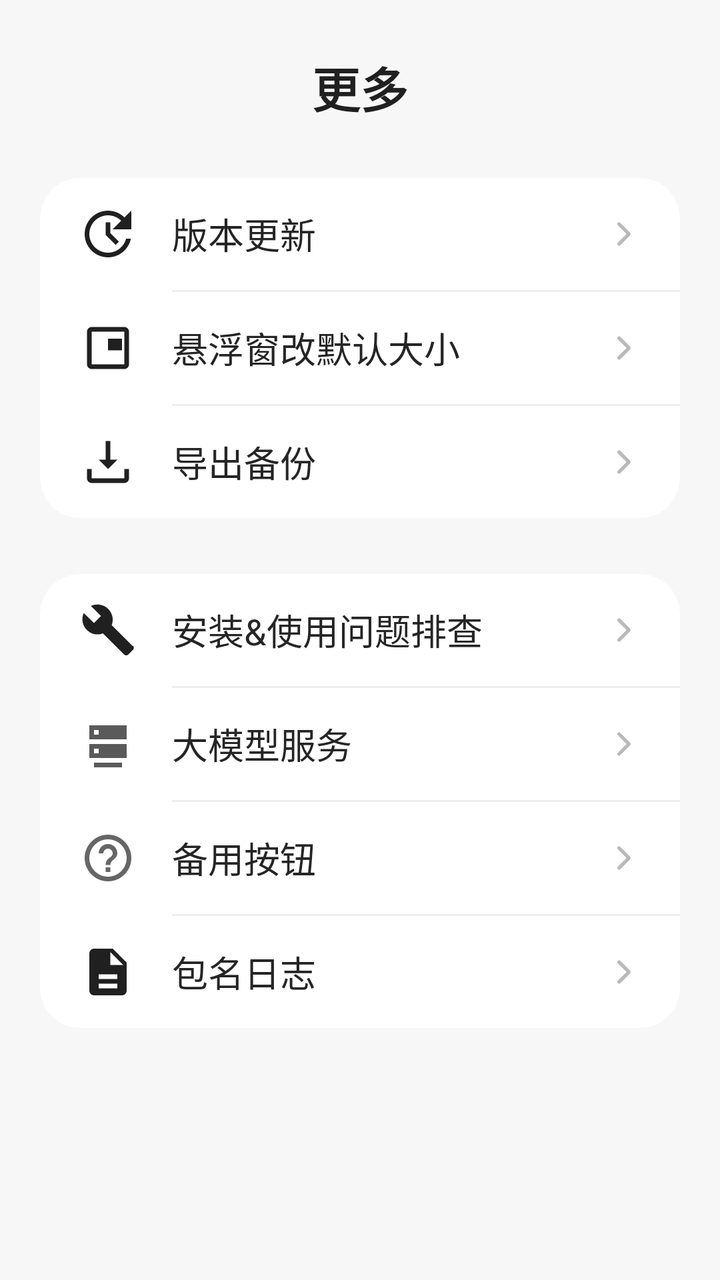
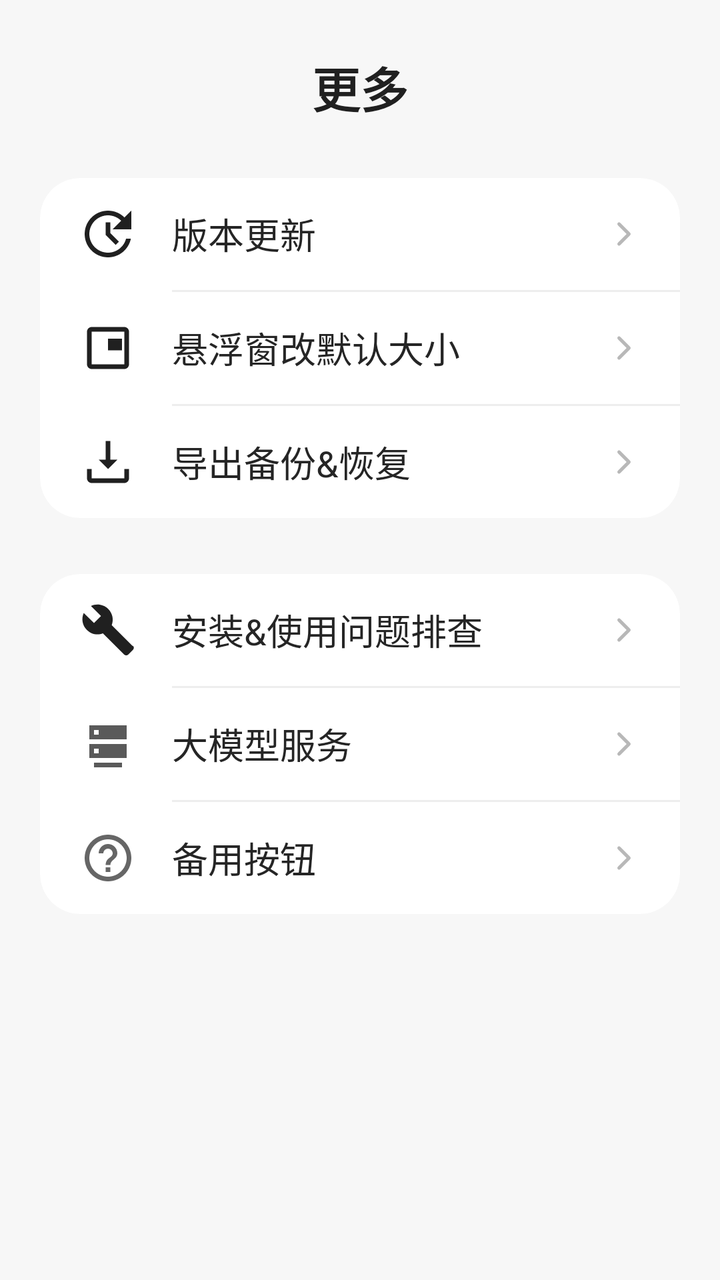

Screens rendered from an Android XML layout before and after an edit, with the pre-edit source and the edit as a unified diff.
<!-- AndroidManifest.xml: application theme Theme.Basic -->
<!-- res/layout/fragment_settings.xml -->
<?xml version="1.0" encoding="utf-8"?>
<ScrollView xmlns:android="http://schemas.android.com/apk/res/android"
    xmlns:app="http://schemas.android.com/apk/res-auto"
    android:layout_width="match_parent"
    android:layout_height="match_parent"
    android:background="#F7F7F7"
    android:clipToPadding="false"
    android:fillViewport="true"
    android:overScrollMode="never">

    <LinearLayout
        android:layout_width="match_parent"
        android:layout_height="wrap_content"
        android:orientation="vertical"
        android:paddingStart="20dp"
        android:paddingTop="26dp"
        android:paddingEnd="20dp"
        android:paddingBottom="32dp">

        <TextView
            android:layout_width="match_parent"
            android:layout_height="wrap_content"
            android:layout_marginBottom="28dp"
            android:gravity="center"
            android:text="@string/more_menu_title"
            android:textColor="#202020"
            android:textSize="24sp"
            android:textStyle="bold" />

        <androidx.cardview.widget.CardView
            android:layout_width="match_parent"
            android:layout_height="wrap_content"
            app:cardBackgroundColor="#FFFFFF"
            app:cardCornerRadius="20dp"
            app:cardElevation="0dp"
            app:cardPreventCornerOverlap="true">

            <LinearLayout
                android:layout_width="match_parent"
                android:layout_height="wrap_content"
                android:orientation="vertical">

                <LinearLayout
                    android:id="@+id/row_version_update"
                    android:layout_width="match_parent"
                    android:layout_height="56dp"
                    android:background="?attr/selectableItemBackground"
                    android:clickable="true"
                    android:focusable="true"
                    android:gravity="center_vertical"
                    android:orientation="horizontal"
                    android:paddingStart="20dp"
                    android:paddingEnd="18dp">

                    <ImageView
                        android:layout_width="28dp"
                        android:layout_height="28dp"
                        android:contentDescription="@null"
                        android:src="@drawable/ic_menu_update" />

                    <LinearLayout
                        android:layout_width="wrap_content"
                        android:layout_height="wrap_content"
                        android:layout_marginStart="18dp"
                        android:gravity="center_vertical"
                        android:orientation="horizontal">

                        <TextView
                            android:layout_width="wrap_content"
                            android:layout_height="wrap_content"
                            android:text="@string/version_update"
                            android:textColor="#252525"
                            android:textSize="18sp" />

                        <TextView
                            android:id="@+id/iv_version_update_red_dot"
                            android:layout_width="16dp"
                            android:layout_height="16dp"
                            android:layout_marginStart="5dp"
                            android:background="@drawable/red_badge_with_1"
                            android:gravity="center"
                            android:includeFontPadding="false"
                            android:text="@string/update_badge_count"
                            android:textColor="#FFFFFF"
                            android:textSize="11sp"
                            android:textStyle="bold"
                            android:visibility="gone" />

                    </LinearLayout>

                    <Space
                        android:layout_width="0dp"
                        android:layout_height="1dp"
                        android:layout_weight="1" />

                    <ImageView
                        android:layout_width="20dp"
                        android:layout_height="20dp"
                        android:contentDescription="@null"
                        android:src="@drawable/ic_menu_chevron" />

                </LinearLayout>

                <View
                    android:layout_width="match_parent"
                    android:layout_height="1dp"
                    android:layout_marginStart="66dp"
                    android:background="#EEEEEE" />

                <LinearLayout
                    android:id="@+id/row_floating_settings"
                    android:layout_width="match_parent"
                    android:layout_height="56dp"
                    android:background="?attr/selectableItemBackground"
                    android:clickable="true"
                    android:focusable="true"
                    android:gravity="center_vertical"
                    android:orientation="horizontal"
                    android:paddingStart="20dp"
                    android:paddingEnd="18dp">

                    <ImageView
                        android:layout_width="28dp"
                        android:layout_height="28dp"
                        android:contentDescription="@null"
                        android:src="@drawable/ic_menu_floating" />

                    <TextView
                        android:layout_width="0dp"
                        android:layout_height="wrap_content"
                        android:layout_marginStart="18dp"
                        android:layout_weight="1"
                        android:text="@string/floating_window_settings"
                        android:textColor="#252525"
                        android:textSize="18sp" />

                    <ImageView
                        android:layout_width="20dp"
                        android:layout_height="20dp"
                        android:contentDescription="@null"
                        android:src="@drawable/ic_menu_chevron" />

                </LinearLayout>

                <View
                    android:layout_width="match_parent"
                    android:layout_height="1dp"
                    android:layout_marginStart="66dp"
                    android:background="#EEEEEE" />

                <LinearLayout
                    android:id="@+id/row_export_backup"
                    android:layout_width="match_parent"
                    android:layout_height="56dp"
                    android:background="?attr/selectableItemBackground"
                    android:clickable="true"
                    android:focusable="true"
                    android:gravity="center_vertical"
                    android:orientation="horizontal"
                    android:paddingStart="20dp"
                    android:paddingEnd="18dp">

                    <ImageView
                        android:layout_width="28dp"
                        android:layout_height="28dp"
                        android:contentDescription="@null"
                        android:src="@drawable/ic_menu_export" />

                    <TextView
                        android:layout_width="0dp"
                        android:layout_height="wrap_content"
                        android:layout_marginStart="18dp"
                        android:layout_weight="1"
                        android:text="@string/export_backup"
                        android:textColor="#252525"
                        android:textSize="18sp" />

                    <ImageView
                        android:layout_width="20dp"
                        android:layout_height="20dp"
                        android:contentDescription="@null"
                        android:src="@drawable/ic_menu_chevron" />

                </LinearLayout>

            </LinearLayout>

        </androidx.cardview.widget.CardView>

        <androidx.cardview.widget.CardView
            android:layout_width="match_parent"
            android:layout_height="wrap_content"
            android:layout_marginTop="28dp"
            app:cardBackgroundColor="#FFFFFF"
            app:cardCornerRadius="20dp"
            app:cardElevation="0dp"
            app:cardPreventCornerOverlap="true">

            <LinearLayout
                android:layout_width="match_parent"
                android:layout_height="wrap_content"
                android:orientation="vertical">

                <LinearLayout
                    android:id="@+id/row_install_troubleshooting"
                    android:layout_width="match_parent"
                    android:layout_height="56dp"
                    android:background="?attr/selectableItemBackground"
                    android:clickable="true"
                    android:focusable="true"
                    android:gravity="center_vertical"
                    android:orientation="horizontal"
                    android:paddingStart="20dp"
                    android:paddingEnd="18dp">

                    <ImageView
                        android:layout_width="28dp"
                        android:layout_height="28dp"
                        android:contentDescription="@null"
                        android:src="@drawable/ic_menu_wrench" />

                    <TextView
                        android:layout_width="0dp"
                        android:layout_height="wrap_content"
                        android:layout_marginStart="18dp"
                        android:layout_weight="1"
                        android:text="@string/install_troubleshooting"
                        android:textColor="#252525"
                        android:textSize="18sp" />

                    <ImageView
                        android:layout_width="20dp"
                        android:layout_height="20dp"
                        android:contentDescription="@null"
                        android:src="@drawable/ic_menu_chevron" />

                </LinearLayout>

                <View
                    android:layout_width="match_parent"
                    android:layout_height="1dp"
                    android:layout_marginStart="66dp"
                    android:background="#EEEEEE" />

                <LinearLayout
                    android:id="@+id/row_reminder_provider"
                    android:layout_width="match_parent"
                    android:layout_height="56dp"
                    android:background="?attr/selectableItemBackground"
                    android:clickable="true"
                    android:focusable="true"
                    android:gravity="center_vertical"
                    android:orientation="horizontal"
                    android:paddingStart="20dp"
                    android:paddingEnd="18dp">

                    <ImageView
                        android:layout_width="28dp"
                        android:layout_height="28dp"
                        android:contentDescription="@null"
                        android:src="@drawable/ic_menu_ai_service" />

                    <TextView
                        android:layout_width="0dp"
                        android:layout_height="wrap_content"
                        android:layout_marginStart="18dp"
                        android:layout_weight="1"
                        android:text="@string/reminder_provider_settings"
                        android:textColor="#252525"
                        android:textSize="18sp" />

                    <ImageView
                        android:layout_width="20dp"
                        android:layout_height="20dp"
                        android:contentDescription="@null"
                        android:src="@drawable/ic_menu_chevron" />

                </LinearLayout>

                <View
                    android:id="@+id/divider_reminder_provider"
                    android:layout_width="match_parent"
                    android:layout_height="1dp"
                    android:layout_marginStart="66dp"
                    android:background="#EEEEEE" />

                <LinearLayout
                    android:id="@+id/row_special_details"
                    android:layout_width="match_parent"
                    android:layout_height="56dp"
                    android:background="?attr/selectableItemBackground"
                    android:clickable="true"
                    android:focusable="true"
                    android:gravity="center_vertical"
                    android:orientation="horizontal"
                    android:paddingStart="20dp"
                    android:paddingEnd="18dp">

                    <ImageView
                        android:layout_width="28dp"
                        android:layout_height="28dp"
                        android:contentDescription="@null"
                        android:src="@drawable/ic_menu_help" />

                    <TextView
                        android:layout_width="0dp"
                        android:layout_height="wrap_content"
                        android:layout_marginStart="18dp"
                        android:layout_weight="1"
                        android:text="@string/special_details"
                        android:textColor="#252525"
                        android:textSize="18sp" />

                    <ImageView
                        android:layout_width="20dp"
                        android:layout_height="20dp"
                        android:contentDescription="@null"
                        android:src="@drawable/ic_menu_chevron" />

                </LinearLayout>

                <View
                    android:layout_width="match_parent"
                    android:layout_height="1dp"
                    android:layout_marginStart="66dp"
                    android:background="#EEEEEE" />

                <LinearLayout
                    android:id="@+id/row_package_log"
                    android:layout_width="match_parent"
                    android:layout_height="56dp"
                    android:background="?attr/selectableItemBackground"
                    android:clickable="true"
                    android:focusable="true"
                    android:gravity="center_vertical"
                    android:orientation="horizontal"
                    android:paddingStart="20dp"
                    android:paddingEnd="18dp">

                    <ImageView
                        android:layout_width="28dp"
                        android:layout_height="28dp"
                        android:contentDescription="@null"
                        android:src="@drawable/ic_menu_log" />

                    <TextView
                        android:layout_width="0dp"
                        android:layout_height="wrap_content"
                        android:layout_marginStart="18dp"
                        android:layout_weight="1"
                        android:text="@string/package_name_log"
                        android:textColor="#252525"
                        android:textSize="18sp" />

                    <ImageView
                        android:layout_width="20dp"
                        android:layout_height="20dp"
                        android:contentDescription="@null"
                        android:src="@drawable/ic_menu_chevron" />

                </LinearLayout>

            </LinearLayout>

        </androidx.cardview.widget.CardView>

    </LinearLayout>

</ScrollView>
<!-- resources referenced by this layout -->
<resources>
  <!-- drawable ic_menu_ai_service (drawable) -->
  <?xml version="1.0" encoding="utf-8"?>
  <vector xmlns:android="http://schemas.android.com/apk/res/android"
      android:width="28dp"
      android:height="28dp"
      android:viewportWidth="24"
      android:viewportHeight="24">
      <path
          android:fillColor="#5A5A5A"
          android:pathData="M4,4h16v6H4zM6,6v2h2V6zM4,12h16v6H4zM6,14v2h2v-2zM6,20h12v2H6z" />
  </vector>
  <!-- drawable ic_menu_chevron (drawable) -->
  <vector xmlns:android="http://schemas.android.com/apk/res/android"
      android:width="24dp"
      android:height="24dp"
      android:viewportWidth="24"
      android:viewportHeight="24">
      <path
          android:fillColor="@android:color/transparent"
          android:pathData="M9,6 L15,12 L9,18"
          android:strokeColor="#B8B8B8"
          android:strokeLineCap="round"
          android:strokeLineJoin="round"
          android:strokeWidth="2" />
  </vector>
  <!-- drawable ic_menu_export (drawable) -->
  <vector xmlns:android="http://schemas.android.com/apk/res/android"
      android:width="24dp"
      android:height="24dp"
      android:viewportWidth="24"
      android:viewportHeight="24">
      <path
          android:fillColor="#202020"
          android:pathData="M13,3h-2v8H8l4,4 4,-4h-3V3zM19,15v4H5v-4H3v4c0,1.1 0.9,2 2,2h14c1.1,0 2,-0.9 2,-2v-4h-2z" />
  </vector>
  <!-- drawable ic_menu_floating (drawable) -->
  <vector xmlns:android="http://schemas.android.com/apk/res/android"
      android:width="24dp"
      android:height="24dp"
      android:viewportWidth="24"
      android:viewportHeight="24">
      <path
          android:fillColor="#202020"
          android:pathData="M19,3H5c-1.1,0 -2,0.9 -2,2v14c0,1.1 0.9,2 2,2h14c1.1,0 2,-0.9 2,-2V5c0,-1.1 -0.9,-2 -2,-2zM19,19H5V5h14v14zM18,8h-6v5h6V8z" />
  </vector>
  <!-- drawable ic_menu_log (drawable) -->
  <vector xmlns:android="http://schemas.android.com/apk/res/android"
      android:width="24dp"
      android:height="24dp"
      android:viewportWidth="24"
      android:viewportHeight="24">
      <path
          android:fillColor="#202020"
          android:pathData="M14,2H6c-1.1,0 -2,0.9 -2,2v16c0,1.1 0.9,2 2,2h12c1.1,0 2,-0.9 2,-2V8l-6,-6zM13,9V3.5L18.5,9H13zM8,13h8v2H8v-2zM8,17h8v2H8v-2z" />
  </vector>
  <!-- drawable ic_menu_wrench (drawable) -->
  <vector xmlns:android="http://schemas.android.com/apk/res/android"
      android:width="24dp"
      android:height="24dp"
      android:viewportWidth="24"
      android:viewportHeight="24">
      <path
          android:fillColor="#202020"
          android:pathData="M22.7,19l-9.1,-9.1c0.9,-2.3 0.4,-5 -1.5,-6.9c-2,-2 -5,-2.4 -7.4,-1.3l4.3,4.3l-3,3l-4.4,-4.3c-1.1,2.4 -0.6,5.3 1.3,7.2c1.9,1.9 4.6,2.5 6.9,1.5l9.1,9.1c0.5,0.5 1.3,0.5 1.8,0l2,-2c0.5,-0.5 0.5,-1.3 0,-1.8z" />
  </vector>
  <!-- drawable red_badge_with_1 (drawable) -->
  <?xml version="1.0" encoding="utf-8"?>
  <shape xmlns:android="http://schemas.android.com/apk/res/android"
      android:shape="oval">
      <solid android:color="#F44336" />
      <size
          android:width="16dp"
          android:height="16dp" />
  </shape>
  <string name="export_backup">导出备份</string>
  <string name="floating_window_settings">悬浮窗改默认大小</string>
  <string name="install_troubleshooting">安装&amp;使用问题排查</string>
  <string name="more_menu_title">更多</string>
  <string name="package_name_log">包名日志</string>
  <string name="reminder_provider_settings">大模型服务</string>
  <string name="special_details">备用按钮</string>
  <string name="update_badge_count" translatable="false">1</string>
  <string name="version_update">版本更新</string>
  <style name="Theme.Basic" parent="Base.Theme.Basic" />
  <style name="Base.Theme.Basic" parent="Theme.Material3.DayNight.NoActionBar">
          
          
      </style>
  <!-- unchanged entries left out for length: 2 -->
</resources>

<!-- the commit's change to res/layout/fragment_settings.xml (unified diff, before → after) -->
@@ -319,47 +319,6 @@
 
                 </LinearLayout>
 
-                <View
-                    android:layout_width="match_parent"
-                    android:layout_height="1dp"
-                    android:layout_marginStart="66dp"
-                    android:background="#EEEEEE" />
-
-                <LinearLayout
-                    android:id="@+id/row_package_log"
-                    android:layout_width="match_parent"
-                    android:layout_height="56dp"
-                    android:background="?attr/selectableItemBackground"
-                    android:clickable="true"
-                    android:focusable="true"
-                    android:gravity="center_vertical"
-                    android:orientation="horizontal"
-                    android:paddingStart="20dp"
-                    android:paddingEnd="18dp">
-
-                    <ImageView
-                        android:layout_width="28dp"
-                        android:layout_height="28dp"
-                        android:contentDescription="@null"
-                        android:src="@drawable/ic_menu_log" />
-
-                    <TextView
-                        android:layout_width="0dp"
-                        android:layout_height="wrap_content"
-                        android:layout_marginStart="18dp"
-                        android:layout_weight="1"
-                        android:text="@string/package_name_log"
-                        android:textColor="#252525"
-                        android:textSize="18sp" />
-
-                    <ImageView
-                        android:layout_width="20dp"
-                        android:layout_height="20dp"
-                        android:contentDescription="@null"
-                        android:src="@drawable/ic_menu_chevron" />
-
-                </LinearLayout>
-
             </LinearLayout>
 
         </androidx.cardview.widget.CardView>
<!-- resource entries referenced after the edit -->
@@ -45,16 +45,6 @@
           android:fillColor="#202020"
           android:pathData="M19,3H5c-1.1,0 -2,0.9 -2,2v14c0,1.1 0.9,2 2,2h14c1.1,0 2,-0.9 2,-2V5c0,-1.1 -0.9,-2 -2,-2zM19,19H5V5h14v14zM18,8h-6v5h6V8z" />
   </vector>
-  <!-- drawable ic_menu_log (drawable) -->
-  <vector xmlns:android="http://schemas.android.com/apk/res/android"
-      android:width="24dp"
-      android:height="24dp"
-      android:viewportWidth="24"
-      android:viewportHeight="24">
-      <path
-          android:fillColor="#202020"
-          android:pathData="M14,2H6c-1.1,0 -2,0.9 -2,2v16c0,1.1 0.9,2 2,2h12c1.1,0 2,-0.9 2,-2V8l-6,-6zM13,9V3.5L18.5,9H13zM8,13h8v2H8v-2zM8,17h8v2H8v-2z" />
-  </vector>
   <!-- drawable ic_menu_wrench (drawable) -->
   <vector xmlns:android="http://schemas.android.com/apk/res/android"
       android:width="24dp"
@@ -74,11 +64,10 @@
           android:width="16dp"
           android:height="16dp" />
   </shape>
-  <string name="export_backup">导出备份</string>
+  <string name="export_backup">导出备份&amp;恢复</string>
   <string name="floating_window_settings">悬浮窗改默认大小</string>
   <string name="install_troubleshooting">安装&amp;使用问题排查</string>
   <string name="more_menu_title">更多</string>
-  <string name="package_name_log">包名日志</string>
   <string name="reminder_provider_settings">大模型服务</string>
   <string name="special_details">备用按钮</string>
   <string name="update_badge_count" translatable="false">1</string>
